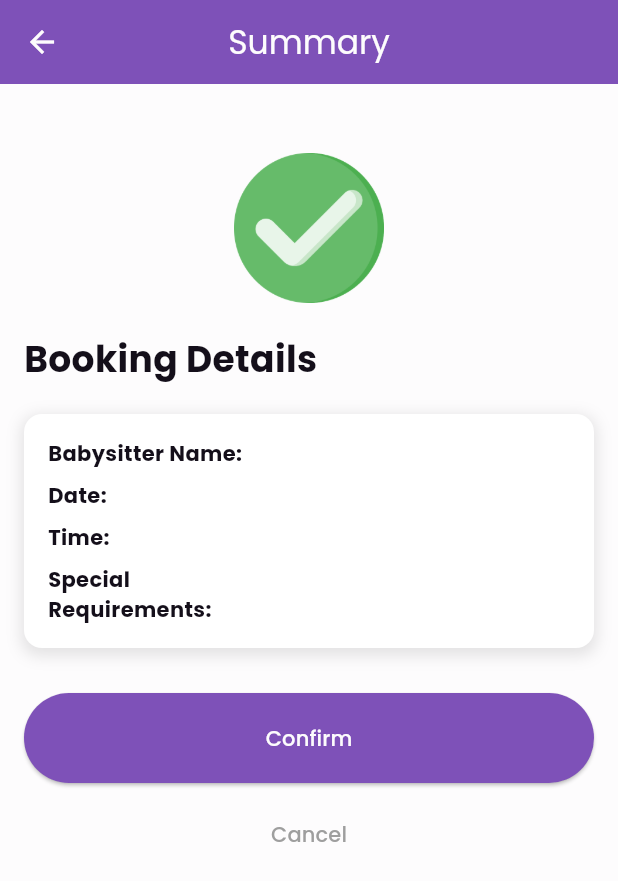
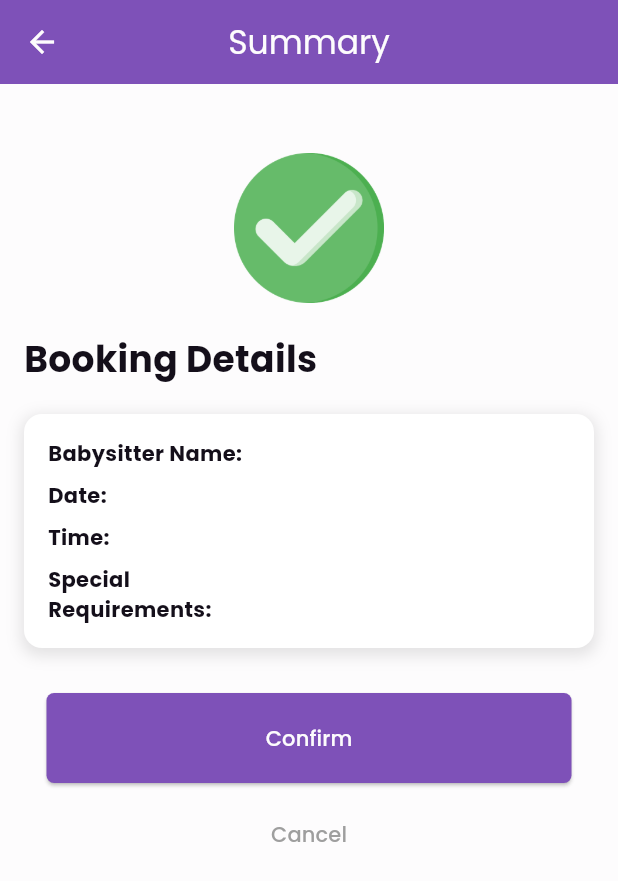
Before and after one commit to wolvicjohn/babysitterapp, a Flutter app: the ConfirmationPage screen opened directly with empty values, on a phone screen of 412 x 824 dp. Shown: the top 881 px of the screen. Run offline on Flutter 3.47's test engine with Material 3 defaults, Android fonts, the phone set to English and light mode, and no system bars; our stand-ins replace carousel_slider, flutter_map, geolocator, latlong2.

Commit message:
UPDATE integrated app button

```diff
--- a/lib/pages/confirmation/confirmpage.dart
+++ b/lib/pages/confirmation/confirmpage.dart
@@ -1,3 +1,4 @@
+import 'package:babysitterapp/components/button.dart';
 import 'package:flutter/material.dart';
 
 class ConfirmationPage extends StatelessWidget {
@@ -114,7 +115,7 @@ class ConfirmationPage extends StatelessWidget {
             SizedBox(
               height: 60,
               width: double.infinity,
-              child: ElevatedButton(
+              child: AppButton(
                 onPressed: () {
                   showDialog(
                     context: context,
@@ -161,7 +162,7 @@ class ConfirmationPage extends StatelessWidget {
                     },
                   );
                 },
-                child: const Text('Confirm'),
+                text: 'Confirm',
               ),
             ),
             const SizedBox(height: 10),
```
Also changed, not shown: lib/pages/booking/booking_confirmation_page.dart (deleted, +0 -20 lines).
